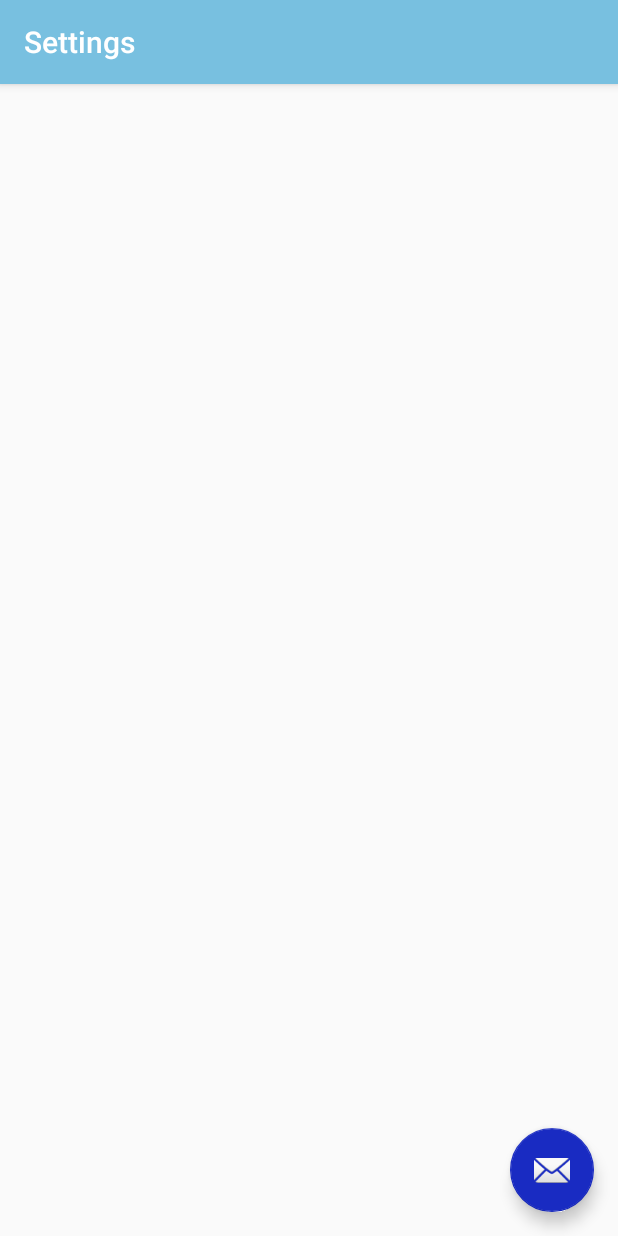
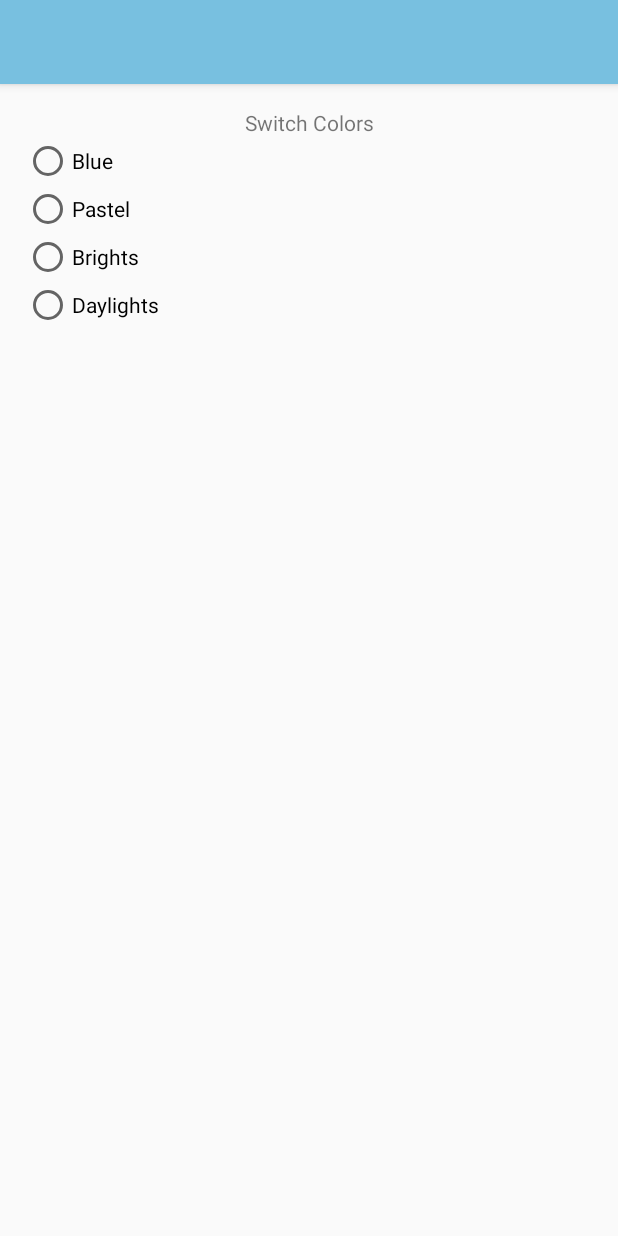
Before and after one commit to alvarezaaronAI/eye-drop-adherence-monitor, an Android app: the Settings screen opened directly, with no data from a screen before it, on a phone screen of 412 x 824 dp. Run offline under Robolectric (Android 15) with nearby library versions, the phone set to English and light mode, and no system bars.

Commit message:
added colors for testing

```diff
--- a/app/src/main/res/layout/activity_settings.xml
+++ b/app/src/main/res/layout/activity_settings.xml
@@ -1,10 +1,11 @@
 <?xml version="1.0" encoding="utf-8"?>
-<android.support.design.widget.CoordinatorLayout xmlns:android="http://schemas.android.com/apk/res/android"
+<LinearLayout xmlns:android="http://schemas.android.com/apk/res/android"
     xmlns:app="http://schemas.android.com/apk/res-auto"
     xmlns:tools="http://schemas.android.com/tools"
     android:layout_width="match_parent"
     android:layout_height="match_parent"
-    tools:context=".Dots.Settings">
+    tools:context=".Dots.Settings"
+    android:orientation="vertical">
 
     <android.support.design.widget.AppBarLayout
         android:layout_width="match_parent"
@@ -22,12 +23,5 @@
 
     <include layout="@layout/content_settings" />
 
-    <android.support.design.widget.FloatingActionButton
-        android:id="@+id/fab"
-        android:layout_width="wrap_content"
-        android:layout_height="wrap_content"
-        android:layout_gravity="bottom|end"
-        android:layout_margin="@dimen/fab_margin"
-        app:srcCompat="@android:drawable/ic_dialog_email" />
 
-</android.support.design.widget.CoordinatorLayout>
+</LinearLayout>
--- a/app/src/main/res/layout/content_settings.xml
+++ b/app/src/main/res/layout/content_settings.xml
@@ -1,11 +1,50 @@
 <?xml version="1.0" encoding="utf-8"?>
-<android.support.constraint.ConstraintLayout xmlns:android="http://schemas.android.com/apk/res/android"
+<LinearLayout xmlns:android="http://schemas.android.com/apk/res/android"
     xmlns:app="http://schemas.android.com/apk/res-auto"
     xmlns:tools="http://schemas.android.com/tools"
     android:layout_width="match_parent"
     android:layout_height="match_parent"
     app:layout_behavior="@string/appbar_scrolling_view_behavior"
     tools:context=".Dots.Settings"
-    tools:showIn="@layout/activity_settings">
+    tools:showIn="@layout/activity_settings"
+    android:orientation="vertical"
+    android:padding="16dp"
+    >
+    <TextView
+        android:layout_width="match_parent"
+        android:layout_height="wrap_content"
+        android:textAlignment="center"
+        android:text="@string/dots_colors_switcher"
+        />
+    <RadioGroup
+        android:layout_width="wrap_content"
+        android:layout_height="wrap_content"
+        android:orientation="vertical">
+        <RadioButton
+            android:id="@+id/radio_blue"
+            android:layout_width="wrap_content"
+            android:layout_height="wrap_content"
+            android:text="@string/color_names_blue"
+            android:onClick="colorRadioClicked"/>
+        <RadioButton
+            android:id="@+id/radio_pastel"
+            android:layout_width="wrap_content"
+            android:layout_height="wrap_content"
+            android:text="@string/color_names_pastel"
+            android:onClick="colorRadioClicked"/>
+        <RadioButton
+            android:id="@+id/radio_brights"
+            android:layout_width="wrap_content"
+            android:layout_height="wrap_content"
+            android:text="@string/color_names_brights"
+            android:onClick="colorRadioClicked"/>
+        <RadioButton
+            android:id="@+id/radio_daylights"
+            android:layout_width="wrap_content"
+            android:layout_height="wrap_content"
+            android:text="@string/color_names_daylights"
+            android:onClick="colorRadioClicked"/>
+    </RadioGroup>
 
-</android.support.constraint.ConstraintLayout>
+
+</LinearLayout>
--- a/app/src/main/res/menu/menu_main.xml
+++ b/app/src/main/res/menu/menu_main.xml
@@ -6,5 +6,11 @@
         android:id="@+id/action_settings"
         android:orderInCategory="100"
         android:title="@string/action_settings"
+        app:showAsAction="never"/>
+    <item
+        android:id="@+id/action_device_info"
+        android:orderInCategory="100"
+        android:title="@string/action_device_info"
         app:showAsAction="never" />
+
 </menu>
--- a/app/src/main/res/values/strings.xml
+++ b/app/src/main/res/values/strings.xml
@@ -7,5 +7,14 @@
     <string name="title_reconnect_attempt">Reconnecting</string>
     <string name="message_wait">Please wait</string>
     <string name="action_disconnect">Disconnect</string>
+    <string name="action_device_info">Device Info</string>
+    <!-- Color Naming Resources -->
+    <string name="color_names_blue">Blue</string>
+    <string name="color_names_pastel">Pastel</string>
+    <string name="color_names_brights">Brights</string>
+    <string name="color_names_daylights">Daylights</string>
+    <!-- Dots Layout Naming Resources -->
+    <string name="dots_colors_switcher">Switch Colors</string>
+
 
 </resources>
```
Also changed, not shown: app/src/main/java/com/alvarezaaronai/edam/Dots/Settings.java (+48 -14 lines), app/src/main/java/com/alvarezaaronai/edam/HomeActivity.java (+36 -27 lines), app/src/main/res/layout/activity_main.xml (+24 -10 lines).
